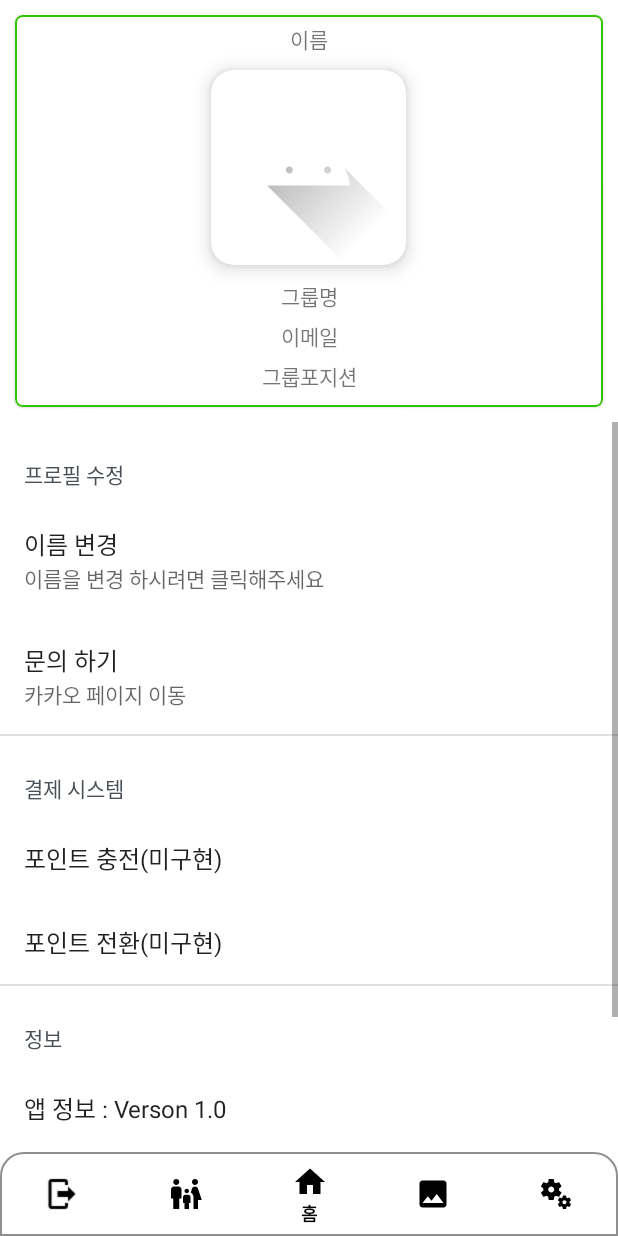
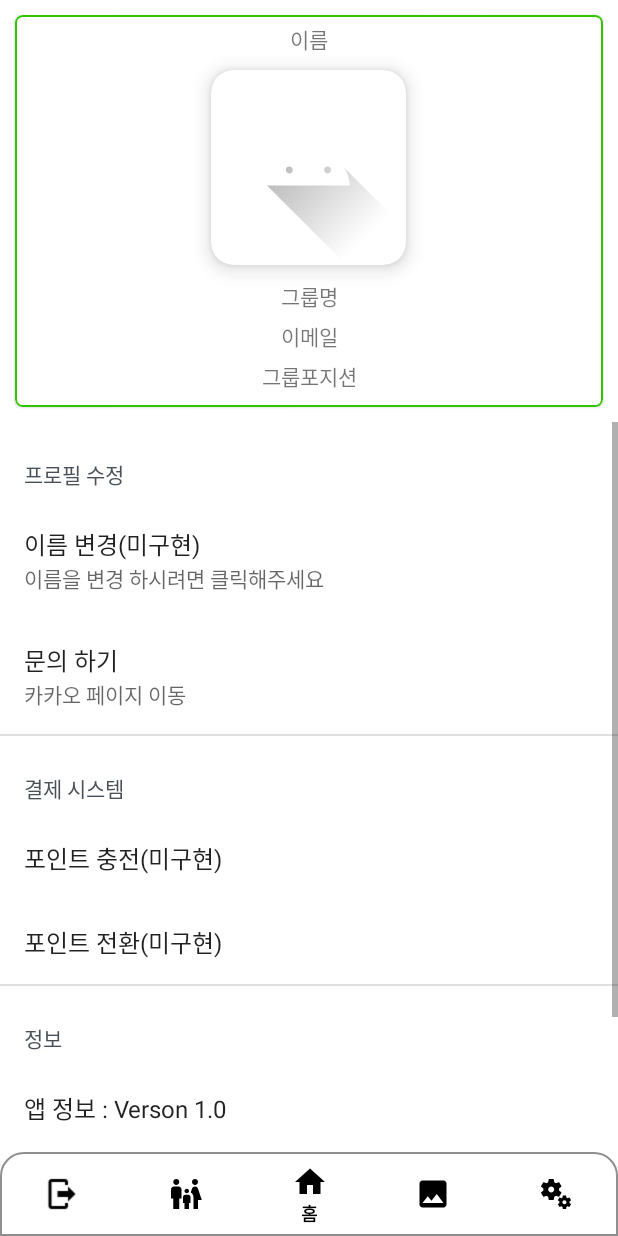
Before and after one commit to heoheo1/HomeCleanProject, an Android app: the fragment ServiceFragment placed in its activity, on a phone screen of 412 x 824 dp. Run offline under Robolectric (Android 15) with nearby library versions, the phone set to English and light mode, and no system bars; our stand-ins replace Firebase (no records; nobody signed in at launch, a user with empty details on screens opened directly), RxJava, androidx.preference.

Commit message:
ver(3.1)firebase

```diff
--- a/app/src/main/java/com/hj/homecleanproject/ServiceFragment.java
+++ b/app/src/main/java/com/hj/homecleanproject/ServiceFragment.java
@@ -64,11 +64,11 @@ public class ServiceFragment extends Fragment {
                              Bundle savedInstanceState) {
 
         viewGroup = (ViewGroup) inflater.inflate(R.layout.fragment_service, container, false);
-        txt_Name = viewGroup.findViewById(R.id.txt_name);
-        txt_Email =viewGroup.findViewById(R.id.txt_Email);
-        txt_groupName=viewGroup.findViewById(R.id.txt_GroupName);
-        txt_Position =viewGroup.findViewById(R.id.txt_Position);
-        profile =viewGroup.findViewById(R.id.iv_photo);
+        txt_Name = viewGroup.findViewById(R.id.txt_name2);
+        txt_Email =viewGroup.findViewById(R.id.txt_Email2);
+        txt_groupName=viewGroup.findViewById(R.id.txt_GroupName2);
+        txt_Position =viewGroup.findViewById(R.id.txt_Position2);
+        profile =viewGroup.findViewById(R.id.iv_photo2);
 
         handler = new Handler();
 
--- a/app/src/main/java/com/hj/homecleanproject/SignUpDialogFragment.java
+++ b/app/src/main/java/com/hj/homecleanproject/SignUpDialogFragment.java
@@ -145,7 +145,10 @@ public class SignUpDialogFragment extends DialogFragment implements onBackPresse
                     Toast.makeText(getActivity(), "정보를 입력해주세요.", Toast.LENGTH_SHORT).show();
                 } else if (!(rdo_leader.isChecked() || rdo_member.isChecked())) {
                     Toast.makeText(getActivity(), "그룹장과 구성원중 선택해주세요.", Toast.LENGTH_SHORT).show();
-                } else {
+                } else if(selectedImageUri==null){
+                    Toast.makeText(getActivity(), "이미지를 선택해 주세요", Toast.LENGTH_SHORT).show();
+                }
+                else {
                     if (position.equals("리더")) {
                         pluseGroup();
                     } else {
--- a/app/src/main/res/layout/activity_login.xml
+++ b/app/src/main/res/layout/activity_login.xml
@@ -153,7 +153,7 @@
                     android:layout_width="wrap_content"
                     android:layout_height="wrap_content"
                     android:layout_gravity="right"
-                    android:layout_marginTop="70dp"
+                    android:layout_marginTop="90dp"
                     android:orientation="vertical"
                     android:id="@+id/layout_SignIn">
 
--- a/app/src/main/res/layout/fragment_service.xml
+++ b/app/src/main/res/layout/fragment_service.xml
@@ -9,7 +9,7 @@
 
     <com.google.android.material.card.MaterialCardView
         xmlns:card_view="http://schemas.android.com/apk/res-auto"
-        android:id="@+id/family_card"
+        android:id="@+id/family_card2"
         android:layout_width="match_parent"
         android:layout_height="wrap_content"
         card_view:elevation="10dp"
@@ -25,7 +25,7 @@
             android:orientation="vertical"
             >
             <TextView
-                android:id="@+id/txt_name"
+                android:id="@+id/txt_name2"
                 android:layout_below="@+id/family_group"
                 android:layout_width="match_parent"
                 android:layout_marginTop="5dp"
@@ -41,7 +41,7 @@
                 card_view:cardElevation="8dp">
 
                 <ImageView
-                    android:id="@+id/iv_photo"
+                    android:id="@+id/iv_photo2"
                     android:layout_width="130dp"
                     android:layout_height="130dp"
                     android:src="@drawable/ic_launcher_foreground"
@@ -58,7 +58,7 @@
 
                 <TextView
                     android:layout_marginTop="10dp"
-                    android:id="@+id/txt_GroupName"
+                    android:id="@+id/txt_GroupName2"
                     android:layout_width="match_parent"
                     android:layout_height="wrap_content"
                     android:gravity="center"
@@ -66,8 +66,8 @@
 
                 <TextView
                     android:layout_marginTop="5dp"
-                    android:id="@+id/txt_Email"
-                    android:layout_below="@+id/txt_GroupName"
+                    android:id="@+id/txt_Email2"
+                    android:layout_below="@+id/txt_GroupName2"
                     android:layout_width="match_parent"
                     android:layout_height="wrap_content"
                     android:gravity="center"
@@ -77,8 +77,8 @@
                 <TextView
                     android:layout_marginTop="5dp"
                     android:layout_marginBottom="10dp"
-                    android:id="@+id/txt_Position"
-                    android:layout_below="@+id/txt_Email"
+                    android:id="@+id/txt_Position2"
+                    android:layout_below="@+id/txt_Email2"
                     android:layout_width="match_parent"
                     android:layout_height="wrap_content"
                     android:gravity="center"
--- a/app/src/main/res/values-night/themes.xml
+++ b/app/src/main/res/values-night/themes.xml
@@ -2,12 +2,12 @@
     <!-- Base application theme. -->
     <style name="Theme.HomeCleanProject" parent="Theme.MaterialComponents.DayNight.NoActionBar">
         <!-- Primary brand color. -->
-        <item name="colorPrimary">@color/teal_700</item>
+        <item name="colorPrimary">#aaffff00</item>
         <item name="colorPrimaryVariant">@color/purple_700</item>
-        <item name="colorOnPrimary">@color/black</item>
+        <item name="colorOnPrimary">@color/white</item>
         <!-- Secondary brand color. -->
-        <item name="colorSecondary">@color/teal_200</item>
-        <item name="colorSecondaryVariant">@color/teal_200</item>
+        <item name="colorSecondary">#495057</item>
+        <item name="colorSecondaryVariant">@color/teal_700</item>
         <item name="colorOnSecondary">@color/black</item>
         <!-- Status bar color. -->
         <item name="android:statusBarColor" tools:targetApi="l">?attr/colorPrimaryVariant</item>
@@ -15,4 +15,29 @@
         <item name="android:windowFullscreen">true</item>
         <item name="android:navigationBarColor" tools:targetApi="l">@android:color/transparent</item>
     </style>
+
+    <style name="TextViewStyle" parent="@android:style/Widget.DeviceDefault.TextView">
+        <item name="android:fontFamily">@font/one_mobile_regular</item>
+    </style>
+
+    <style name="ButtonStyle" parent="@android:style/Widget.DeviceDefault.Button.Borderless">
+        <item name="android:fontFamily">@font/one_mobile_regular</item>
+    </style>
+
+    <style name="EditTextStyle" parent="@android:style/Widget.DeviceDefault.EditText">
+        <item name="android:fontFamily">@font/one_mobile_regular</item>
+    </style>
+
+    <style name="RadioButtonStyle" parent="@android:style/Widget.DeviceDefault.CompoundButton.RadioButton">
+        <item name="android:fontFamily">@font/one_mobile_regular</item>
+    </style>
+
+    <style name="CheckboxStyle" parent="@android:style/Widget.DeviceDefault.CompoundButton.CheckBox">
+        <item name="android:fontFamily">@font/one_mobile_regular</item>
+    </style>
+
+
+
+
+
 </resources>
--- a/app/src/main/res/xml/settings_preference.xml
+++ b/app/src/main/res/xml/settings_preference.xml
@@ -16,7 +16,7 @@
 
         <EditTextPreference
             android:key="key_edit_name"
-            android:title="이름 변경"
+            android:title="이름 변경(미구현)"
             android:summary="이름을 변경 하시려면 클릭해주세요"
             android:dialogTitle="Edit your name"
             app:iconSpaceReserved="false"/>
@@ -62,7 +62,7 @@
         </PreferenceScreen>
 
         <PreferenceScreen
-            android:title="회원 탈퇴"
+            android:title="회원 탈퇴(미구현)"
             app:iconSpaceReserved="false"
             android:key="screen">
 
```
Also changed, not shown: app/src/main/java/com/hj/homecleanproject/MyGridAdapter.java (+1 -6 lines), app/src/main/res/layout/family_item.xml (+84 -0 lines).
